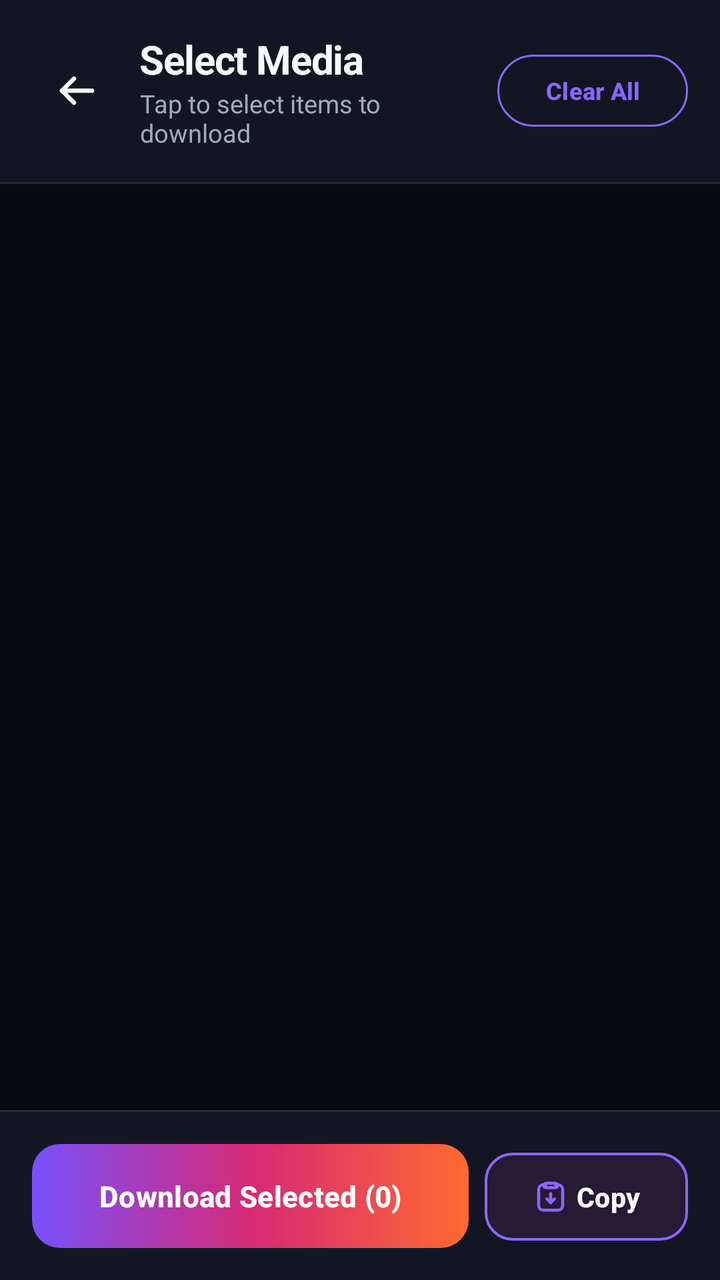
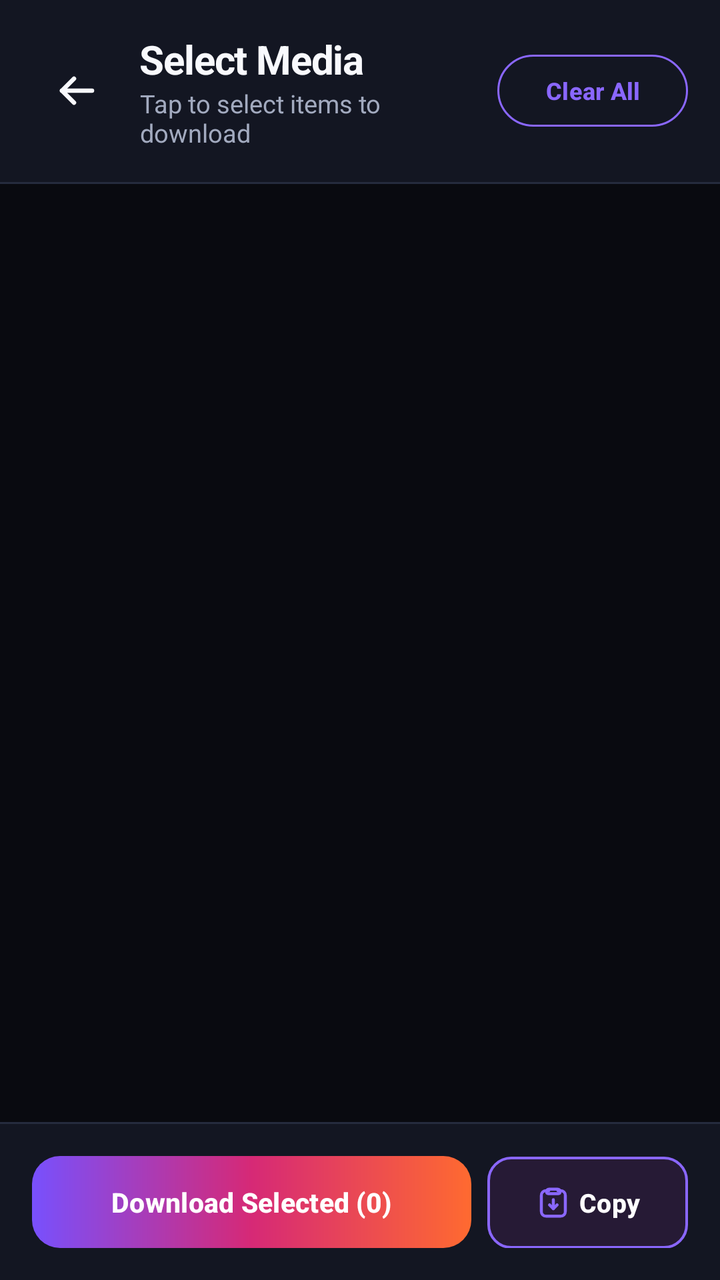

Before-and-after screenshots of an Android layout around one commit, followed by the original layout XML and the change that was made.
<!-- AndroidManifest.xml: application theme Theme.InstaSave -->
<!-- res/layout/activity_media_selection.xml -->
<?xml version="1.0" encoding="utf-8"?>
<LinearLayout xmlns:android="http://schemas.android.com/apk/res/android"
    xmlns:app="http://schemas.android.com/apk/res-auto"
    android:id="@+id/rootMediaSelection"
    android:layout_width="match_parent"
    android:layout_height="match_parent"
    android:orientation="vertical"
    android:background="@color/bg_dark">

    
    <LinearLayout
        android:id="@+id/selectionTopBar"
        android:layout_width="match_parent"
        android:layout_height="wrap_content"
        android:orientation="horizontal"
        android:gravity="center_vertical"
        android:padding="16dp"
        android:background="@color/card_bg">

        <ImageButton
            android:id="@+id/btnBackSelection"
            android:layout_width="44dp"
            android:layout_height="44dp"
            android:background="?attr/selectableItemBackgroundBorderless"
            android:src="@drawable/ic_arrow_back"
            app:tint="@color/text_primary"
            android:contentDescription="Back" />

        <LinearLayout
            android:layout_width="0dp"
            android:layout_height="wrap_content"
            android:layout_weight="1"
            android:orientation="vertical"
            android:layout_marginStart="10dp">

            <TextView
                android:id="@+id/tvSelectionTitle"
                android:layout_width="wrap_content"
                android:layout_height="wrap_content"
                android:text="Select Media"
                android:textColor="@color/text_primary"
                android:textSize="20sp"
                android:textStyle="bold"
                android:letterSpacing="-0.02" />

            <TextView
                android:id="@+id/tvSelectionSubtitle"
                android:layout_width="wrap_content"
                android:layout_height="wrap_content"
                android:text="Tap to select items to download"
                android:textColor="@color/text_secondary"
                android:textSize="12.5sp" />
        </LinearLayout>

        <com.google.android.material.button.MaterialButton
            android:id="@+id/btnToggleSelectAll"
            style="?attr/materialButtonOutlinedStyle"
            android:layout_width="wrap_content"
            android:layout_height="36dp"
            android:minHeight="0dp"
            android:insetTop="0dp"
            android:insetBottom="0dp"
            android:text="Clear All"
            android:textColor="@color/insta_pink"
            android:textSize="12sp"
            android:textStyle="bold"
            app:strokeColor="@color/insta_pink"
            app:strokeWidth="1dp"
            app:cornerRadius="18dp" />
    </LinearLayout>

    <View
        android:layout_width="match_parent"
        android:layout_height="1dp"
        android:background="@color/card_stroke" />

    
    <androidx.recyclerview.widget.RecyclerView
        android:id="@+id/rvMediaTiles"
        android:layout_width="match_parent"
        android:layout_height="0dp"
        android:layout_weight="1"
        android:padding="8dp"
        android:clipToPadding="false"
        android:overScrollMode="never" />

    <View
        android:layout_width="match_parent"
        android:layout_height="1dp"
        android:background="@color/card_stroke" />

    
    <LinearLayout
        android:id="@+id/selectionBottomBar"
        android:layout_width="match_parent"
        android:layout_height="wrap_content"
        android:orientation="vertical"
        android:background="@color/card_bg"
        android:padding="16dp">

        <ProgressBar
            android:id="@+id/pbDownloadProgress"
            style="?android:attr/progressBarStyleHorizontal"
            android:layout_width="match_parent"
            android:layout_height="4dp"
            android:indeterminate="false"
            android:indeterminateTint="@color/insta_pink"
            android:progressTint="@color/insta_pink"
            android:visibility="gone"
            android:layout_marginBottom="8dp" />

        <TextView
            android:id="@+id/tvDownloadStatus"
            android:layout_width="match_parent"
            android:layout_height="wrap_content"
            android:textSize="12sp"
            android:textColor="@color/text_secondary"
            android:gravity="center"
            android:visibility="gone"
            android:layout_marginBottom="8dp" />

        <LinearLayout
            android:layout_width="match_parent"
            android:layout_height="wrap_content"
            android:orientation="horizontal">

            <com.google.android.material.button.MaterialButton
                android:id="@+id/btnDownloadSelected"
                android:layout_width="0dp"
                android:layout_height="52dp"
                android:layout_weight="1"
                android:textAllCaps="false"
                android:text="Download Selected (0)"
                android:textColor="@color/white"
                android:background="@drawable/btn_hero_gradient"
                app:backgroundTint="@null"
                app:cornerRadius="14dp"
                android:textStyle="bold"
                android:textSize="14.5sp" />

            <com.google.android.material.button.MaterialButton
                android:id="@+id/btnCopySelectedImage"
                android:layout_width="wrap_content"
                android:layout_height="52dp"
                android:layout_marginStart="8dp"
                android:textAllCaps="false"
                android:text="Copy"
                app:icon="@drawable/ic_copy_link"
                app:iconGravity="textStart"
                app:iconPadding="4dp"
                android:textColor="@color/white"
                app:strokeColor="@color/insta_pink"
                app:strokeWidth="1.2dp"
                app:iconTint="@color/insta_pink"
                android:backgroundTint="#261A35"
                app:cornerRadius="14dp"
                android:textStyle="bold"
                android:textSize="13.5sp" />
        </LinearLayout>
    </LinearLayout>

</LinearLayout>
<!-- resources referenced by this layout -->
<resources>
  <color name="bg_dark">#090A10</color>
  <color name="card_bg">#131622</color>
  <color name="card_stroke">#252B3E</color>
  <color name="insta_pink">#8A67FF</color>
  <color name="text_primary">#F8F9FD</color>
  <color name="text_secondary">#A2AABF</color>
  <color name="white">#FFFFFFFF</color>
  <!-- drawable btn_hero_gradient (drawable) -->
  <?xml version="1.0" encoding="utf-8"?>
  <ripple xmlns:android="http://schemas.android.com/apk/res/android"
      android:color="#33FFFFFF">
      <item>
          <shape android:shape="rectangle">
              <corners android:radius="14dp" />
              <gradient
                  android:angle="0"
                  android:startColor="#7850FD"
                  android:centerColor="#D62976"
                  android:endColor="#FF6A30"
                  android:type="linear" />
          </shape>
      </item>
  </ripple>
  <!-- drawable ic_arrow_back (drawable) -->
  <?xml version="1.0" encoding="utf-8"?>
  <vector xmlns:android="http://schemas.android.com/apk/res/android"
      android:width="24dp"
      android:height="24dp"
      android:viewportWidth="24"
      android:viewportHeight="24">
  
      
      <path
          android:strokeColor="#FFFFFFFF"
          android:strokeWidth="2.2"
          android:strokeLineCap="round"
          android:pathData="M20,12 H5" />
  
      
      <path
          android:strokeColor="#FFFFFFFF"
          android:strokeWidth="2.2"
          android:strokeLineCap="round"
          android:strokeLineJoin="round"
          android:pathData="M11,6 L5,12 L11,18" />
  
  </vector>
  <color name="insta_coral">#FF3377</color>
  <color name="surface_elevated">#1E2335</color>
  <style name="Widget.InstaSave.BottomNav" parent="Widget.Material3.BottomNavigationView">
          <item name="itemActiveIndicatorStyle">@style/Widget.InstaSave.BottomNav.Indicator</item>
          <item name="itemRippleColor">#208A67FF</item>
      </style>
  <style name="ThemeOverlay.InstaSave.BottomSheetDialog" parent="ThemeOverlay.Material3.BottomSheetDialog">
          <item name="android:backgroundDimAmount">0.80</item>
          <item name="android:backgroundDimEnabled">true</item>
          <item name="bottomSheetStyle">@style/Widget.InstaSave.BottomSheet</item>
      </style>
  <style name="ThemeOverlay.InstaSave.MaterialAlertDialog" parent="ThemeOverlay.Material3.MaterialAlertDialog">
          <item name="android:backgroundDimAmount">0.80</item>
          <item name="android:backgroundDimEnabled">true</item>
          <item name="colorSurface">@color/card_bg</item>
      </style>
  <style name="Widget.InstaSave.BottomNav.Indicator" parent="Widget.Material3.BottomNavigationView.ActiveIndicator">
          <item name="android:color">#25213D</item>
          <item name="android:width">60dp</item>
          <item name="android:height">32dp</item>
          <item name="shapeAppearance">@style/ShapeAppearance.InstaSave.NavIndicator</item>
      </style>
  <style name="Widget.InstaSave.BottomSheet" parent="Widget.Material3.BottomSheet">
          <item name="android:background">@android:color/transparent</item>
          <item name="backgroundTint">@android:color/transparent</item>
      </style>
  <style name="ShapeAppearance.InstaSave.NavIndicator" parent="ShapeAppearance.Material3.Corner.Full">
          <item name="cornerSize">16dp</item>
      </style>
  <!-- unchanged entries left out for length: 2 -->
</resources>

<!-- the commit's change to res/layout/activity_media_selection.xml (unified diff, before → after) -->
@@ -127,22 +127,26 @@
             <com.google.android.material.button.MaterialButton
                 android:id="@+id/btnDownloadSelected"
                 android:layout_width="0dp"
-                android:layout_height="52dp"
+                android:layout_height="46dp"
                 android:layout_weight="1"
+                android:insetTop="0dp"
+                android:insetBottom="0dp"
                 android:textAllCaps="false"
                 android:text="Download Selected (0)"
                 android:textColor="@color/white"
                 android:background="@drawable/btn_hero_gradient"
                 app:backgroundTint="@null"
-                app:cornerRadius="14dp"
+                app:cornerRadius="12dp"
                 android:textStyle="bold"
-                android:textSize="14.5sp" />
+                android:textSize="13.5sp" />
 
             <com.google.android.material.button.MaterialButton
                 android:id="@+id/btnCopySelectedImage"
                 android:layout_width="wrap_content"
-                android:layout_height="52dp"
+                android:layout_height="46dp"
                 android:layout_marginStart="8dp"
+                android:insetTop="0dp"
+                android:insetBottom="0dp"
                 android:textAllCaps="false"
                 android:text="Copy"
                 app:icon="@drawable/ic_copy_link"
@@ -153,9 +157,9 @@
                 app:strokeWidth="1.2dp"
                 app:iconTint="@color/insta_pink"
                 android:backgroundTint="#261A35"
-                app:cornerRadius="14dp"
+                app:cornerRadius="12dp"
                 android:textStyle="bold"
-                android:textSize="13.5sp" />
+                android:textSize="13sp" />
         </LinearLayout>
     </LinearLayout>
 
